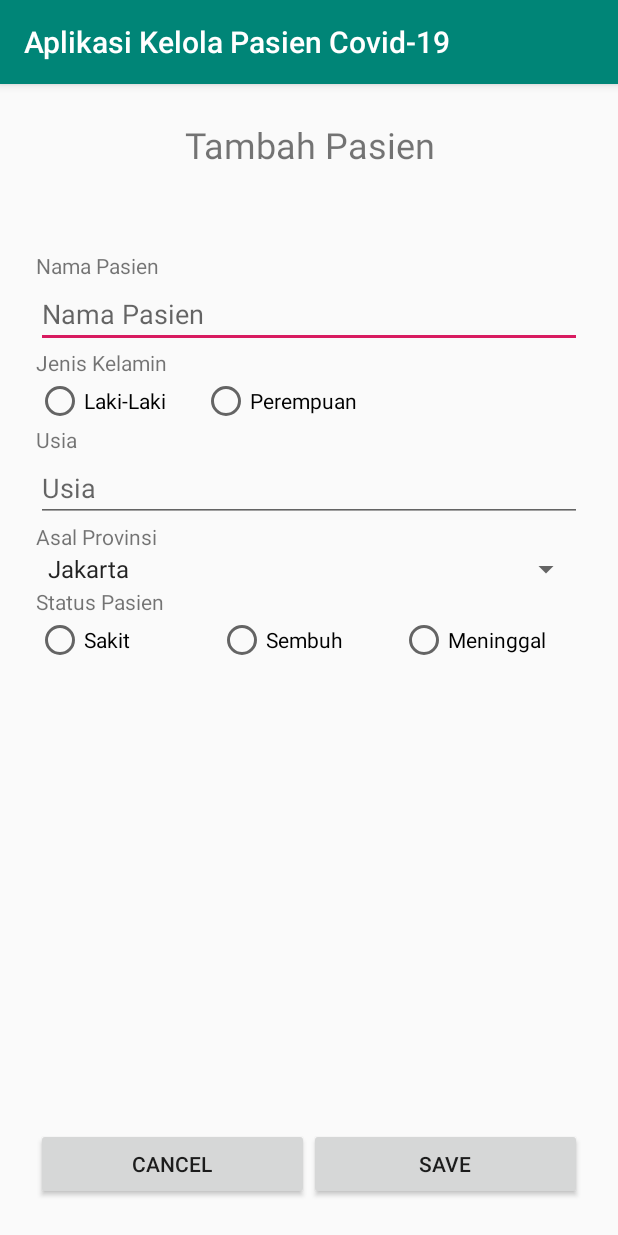
After one commit to rijamyazid/android-app-covid19-management, an Android app: the PasienActivity screen opened directly, with no data from a screen before it, on a phone screen of 412 x 824 dp. The commit adds this screen. Run offline under Robolectric (Android 15) with nearby library versions, the phone set to English and light mode, and no system bars.

Commit message:
Ditambahkan : Fungsi Tambah Pasien

```diff
--- a/app/src/main/AndroidManifest.xml
+++ b/app/src/main/AndroidManifest.xml
@@ -12,6 +12,7 @@
         android:roundIcon="@mipmap/ic_launcher_round"
         android:supportsRtl="true"
         android:theme="@style/AppTheme">
+        <activity android:name=".PasienActivity"></activity>
         <activity android:name=".MainActivity">
             <intent-filter>
                 <action android:name="android.intent.action.MAIN" />
--- /dev/null
+++ b/app/src/main/java/com/example/aplikasikelolapasiencovid_19/PasienActivity.java
@@ -0,0 +1,126 @@
+package com.example.aplikasikelolapasiencovid_19;
+
+import androidx.appcompat.app.AppCompatActivity;
+
+import android.content.Intent;
+import android.os.Bundle;
+import android.view.View;
+import android.widget.ArrayAdapter;
+import android.widget.Button;
+import android.widget.EditText;
+import android.widget.RadioButton;
+import android.widget.RadioGroup;
+import android.widget.Spinner;
+import android.widget.Toast;
+
+import java.lang.reflect.Array;
+import java.util.ArrayList;
+import java.util.List;
+
+public class PasienActivity extends AppCompatActivity {
+
+    public static final String EXTRA_NAME =
+            "com.example.aplikasikelolapasiencovid_19.EXTRA_NAME";
+    public static final String EXTRA_JK =
+            "com.example.aplikasikelolapasiencovid_19.EXTRA_JK";
+    public static final String EXTRA_USIA =
+            "com.example.aplikasikelolapasiencovid_19.EXTRA_USIA";
+    public static final String EXTRA_PROVINSI =
+            "com.example.aplikasikelolapasiencovid_19.EXTRA_PROVINSI";
+    public static final String EXTRA_STATUS =
+            "com.example.aplikasikelolapasiencovid_19.EXTRA_STATUS";
+
+    private Button btnCancel, btnSave;
+    private EditText edtNama, edtUsia;
+    private Spinner spinnerProvinsi;
+    private RadioGroup rgJK, rgStatus;
+    private RadioButton rbJKMale, rbJKFemale, rbStatusSakit, rbStatusSembuh, rbStatusMeninggal, rbSelected;
+
+    @Override
+    protected void onCreate(Bundle savedInstanceState) {
+        super.onCreate(savedInstanceState);
+        setContentView(R.layout.activity_pasien);
+
+        btnCancel = findViewById(R.id.btn_cancel_add);
+        btnSave = findViewById(R.id.btn_save_add);
+        edtNama = findViewById(R.id.edt_nama_pasien_add);
+        edtUsia = findViewById(R.id.edt_usia_add);
+        spinnerProvinsi = findViewById(R.id.spinner_provinsi_add);
+        rgJK = findViewById(R.id.rg_jk_add);
+        rgStatus = findViewById(R.id.rg_status_add);
+        rbJKMale = findViewById(R.id.rb_jk_laki_add);
+        rbJKFemale = findViewById(R.id.rb_jk_prm_add);
+        rbStatusSakit = findViewById(R.id.rb_status_sakit_add);
+        rbStatusSembuh = findViewById(R.id.rb_status_sembuh_add);
+        rbStatusMeninggal = findViewById(R.id.rb_status_meninggal_add);
+
+        setSpinnerValue();
+
+        btnSave.setOnClickListener(new View.OnClickListener(){
+            @Override
+            public void onClick(View v) {
+                save();
+            }
+        });
+
+        btnCancel.setOnClickListener(new View.OnClickListener(){
+            @Override
+            public void onClick(View v) {
+                finish();
+            }
+        });
+
+    }
+
+    private void setSpinnerValue(){
+        List<String> list = new ArrayList<String>(){
+            {
+                add("Jakarta");
+                add("Bali");
+                add("Bandung");
+            }
+        };
+        ArrayAdapter<String> dataAdapter = new ArrayAdapter<String>(this, android.R.layout.simple_spinner_item, list);
+        dataAdapter.setDropDownViewResource(android.R.layout.simple_spinner_dropdown_item);
+        spinnerProvinsi.setAdapter(dataAdapter);
+    }
+
+    private void save(){
+        String nama = edtNama.getText().toString();
+        String usia = edtUsia.getText().toString();
+        String provinsi = spinnerProvinsi.getSelectedItem().toString();
+
+        int rgJKSelect = rgJK.getCheckedRadioButtonId();
+        String jk = "";
+        if(rgJKSelect != -1){
+            rbSelected = findViewById(rgJKSelect);
+            jk = rbSelected.getText().toString();
+        }
+        int rgStatusSelect = rgStatus.getCheckedRadioButtonId();
+        String status = "";
+        if(rgStatusSelect != -1){
+            rbSelected = findViewById(rgStatusSelect);
+            status = rbSelected.getText().toString();
+        }
+
+        if(!(nama.isEmpty() || usia.isEmpty() || jk.isEmpty() || status.isEmpty() || provinsi.isEmpty())){
+            Intent intent = new Intent();
+            intent.putExtra(EXTRA_NAME, nama);
+            intent.putExtra(EXTRA_JK, jk);
+            intent.putExtra(EXTRA_USIA, usia);
+            intent.putExtra(EXTRA_STATUS, status);
+            intent.putExtra(EXTRA_PROVINSI, provinsi);
+
+            setResult(RESULT_OK, intent);
+
+            finish();
+
+        } else {
+            showToast("Field tidak boleh kosong");
+        }
+    }
+
+    private void showToast(String text){
+        Toast.makeText(this, text, Toast.LENGTH_SHORT).show();
+    }
+}
--- a/app/src/main/java/com/example/aplikasikelolapasiencovid_19/viewmodel/HistoryViewModel.java
+++ b/app/src/main/java/com/example/aplikasikelolapasiencovid_19/viewmodel/HistoryViewModel.java
@@ -23,4 +23,8 @@ public class HistoryViewModel extends AndroidViewModel {
         super(application);
         repository = new Repository(application);
     }
+
+    public void insertPasien(Pasien pasien){
+        repository.insertPasien(pasien);
+    }
 }
--- /dev/null
+++ b/app/src/main/res/drawable/ic_add_white_24dp.xml
@@ -0,0 +1,5 @@
+<vector android:height="24dp" android:tint="#FFFFFF"
+    android:viewportHeight="24.0" android:viewportWidth="24.0"
+    android:width="24dp" xmlns:android="http://schemas.android.com/apk/res/android">
+    <path android:fillColor="#FF000000" android:pathData="M19,13h-6v6h-2v-6H5v-2h6V5h2v6h6v2z"/>
+</vector>
--- /dev/null
+++ b/app/src/main/res/layout/activity_pasien.xml
@@ -0,0 +1,122 @@
+<?xml version="1.0" encoding="utf-8"?>
+<LinearLayout xmlns:android="http://schemas.android.com/apk/res/android"
+    xmlns:tools="http://schemas.android.com/tools"
+    android:layout_width="match_parent"
+    android:layout_height="match_parent"
+    android:orientation="vertical"
+    android:padding="@dimen/gapLarge"
+    tools:context=".PasienActivity">
+
+    <TextView
+        android:layout_weight="0.15"
+        android:layout_width="match_parent"
+        android:layout_height="0dp"
+        android:gravity="center_horizontal"
+        android:text="Tambah Pasien"
+        android:textSize="24sp"/>
+    <LinearLayout
+        android:layout_width="match_parent"
+        android:layout_height="0dp"
+        android:layout_weight="1"
+        android:orientation="vertical">
+    <TextView
+        android:layout_width="wrap_content"
+        android:layout_height="wrap_content"
+        android:text="Nama Pasien"/>
+    <EditText
+        android:id="@+id/edt_nama_pasien_add"
+        android:layout_width="match_parent"
+        android:layout_height="wrap_content"
+        android:hint="Nama Pasien"/>
+    <TextView
+        android:layout_width="wrap_content"
+        android:layout_height="wrap_content"
+        android:text="Jenis Kelamin"/>
+    <RadioGroup
+        android:id="@+id/rg_jk_add"
+        android:layout_width="match_parent"
+        android:layout_height="wrap_content"
+        android:orientation="horizontal">
+        <RadioButton
+            android:id="@+id/rb_jk_laki_add"
+            android:layout_width="wrap_content"
+            android:layout_height="wrap_content"
+            android:layout_marginEnd="@dimen/gapLarge"
+            android:text="Laki-Laki"/>
+        <RadioButton
+            android:id="@+id/rb_jk_prm_add"
+            android:layout_width="wrap_content"
+            android:layout_height="wrap_content"
+            android:text="Perempuan"/>
+    </RadioGroup>
+    <TextView
+        android:layout_width="wrap_content"
+        android:layout_height="wrap_content"
+        android:text="Usia"/>
+    <EditText
+        android:id="@+id/edt_usia_add"
+        android:layout_width="match_parent"
+        android:layout_height="wrap_content"
+        android:hint="Usia"/>
+    <TextView
+        android:layout_width="wrap_content"
+        android:layout_height="wrap_content"
+        android:text="Asal Provinsi"/>
+    <Spinner
+        android:id="@+id/spinner_provinsi_add"
+        android:layout_width="match_parent"
+        android:layout_height="wrap_content"
+        android:prompt="@string/prompt_province"/>
+    <TextView
+        android:layout_width="wrap_content"
+        android:layout_height="wrap_content"
+        android:text="Status Pasien"/>
+    <LinearLayout
+        android:layout_width="match_parent"
+        android:layout_height="wrap_content"
+        android:orientation="horizontal">
+        <RadioGroup
+            android:id="@+id/rg_status_add"
+            android:layout_width="match_parent"
+            android:layout_height="wrap_content"
+            android:orientation="horizontal">
+            <RadioButton
+                android:id="@+id/rb_status_sakit_add"
+                android:layout_width="0dp"
+                android:layout_height="wrap_content"
+                android:layout_weight="1"
+                android:text="Sakit"/>
+            <RadioButton
+                android:id="@+id/rb_status_sembuh_add"
+                android:layout_width="0dp"
+                android:layout_height="wrap_content"
+                android:layout_weight="1"
+                android:text="Sembuh"/>
+            <RadioButton
+                android:id="@+id/rb_status_meninggal_add"
+                android:layout_width="0dp"
+                android:layout_height="wrap_content"
+                android:layout_weight="1"
+                android:text="Meninggal"/>
+        </RadioGroup>
+    </LinearLayout>
+    </LinearLayout>
+    <LinearLayout
+        android:layout_width="match_parent"
+        android:layout_height="wrap_content"
+        android:orientation="horizontal">
+        <Button
+            android:id="@+id/btn_cancel_add"
+            android:layout_width="0dp"
+            android:layout_height="wrap_content"
+            android:layout_weight="1"
+            android:text="Cancel"/>
+        <Button
+            android:id="@+id/btn_save_add"
+            android:layout_width="0dp"
+            android:layout_height="wrap_content"
+            android:layout_weight="1"
+            android:text="Save"/>
+    </LinearLayout>
+
+</LinearLayout>
--- a/app/src/main/res/navigation/main_navigation.xml
+++ b/app/src/main/res/navigation/main_navigation.xml
@@ -25,7 +25,11 @@
         android:id="@+id/historyFragment"
         android:name="com.example.aplikasikelolapasiencovid_19.ui.HistoryFragment"
         android:label="fragment_history"
-        tools:layout="@layout/fragment_history" />
+        tools:layout="@layout/fragment_history" >
+        <action
+            android:id="@+id/action_historyFragment_to_loginFragment"
+            app:destination="@id/loginFragment" />
+    </fragment>
     <fragment
         android:id="@+id/loginFragment"
         android:name="com.example.aplikasikelolapasiencovid_19.ui.LoginFragment"
--- a/app/src/main/res/values/strings.xml
+++ b/app/src/main/res/values/strings.xml
@@ -11,4 +11,5 @@
     <string name="btn_text_login">Login</string>
     <string name="btn_text_daftar">Daftar</string>
     <string name="btn_text_logout">Logout</string>
+    <string name="prompt_province">-Pilih Provinsi-</string>
 </resources>
```
Also changed, not shown: app/src/main/java/com/example/aplikasikelolapasiencovid_19/MainActivity.java (+7 -0 lines), app/src/main/java/com/example/aplikasikelolapasiencovid_19/ui/HistoryFragment.java (+54 -1 lines), app/src/main/res/layout/fragment_history.xml (+9 -0 lines).
